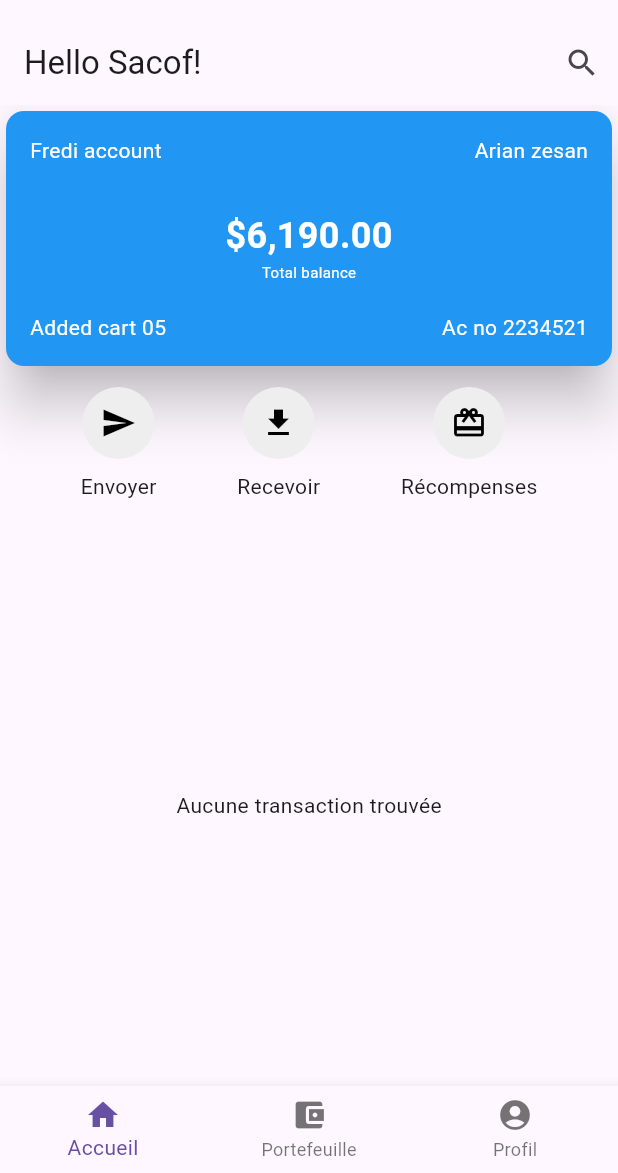
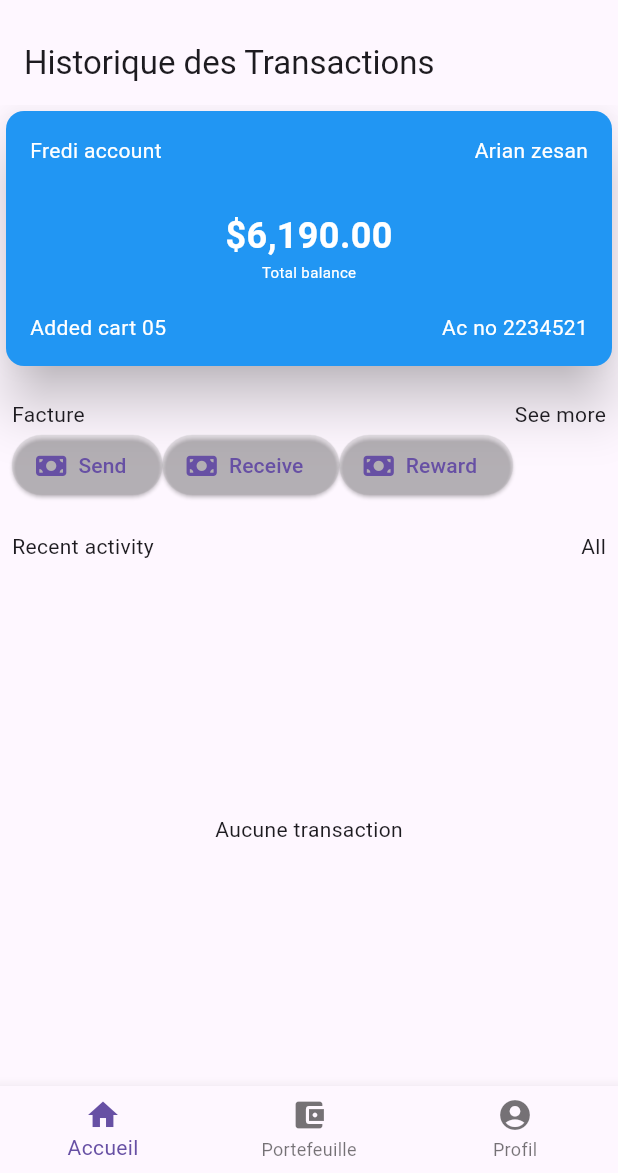
Before and after one commit to VODOUNOUPKEfredi/flutter-_days_2, a Flutter app: the screen it shows after launch, on a phone screen of 412 x 824 dp, the part 63-1236 px from its top. Run offline on Flutter 3.47's test engine with Material 3 defaults, Android fonts, the phone set to English and light mode, and no system bars; our stand-ins replace fl_chart, font_awesome_flutter, sqflite, sqflite_common_ffi; missing offline and left inert: u_credit_card; accounts and stored records are empty.

Commit message:
mise ajour

```diff
--- a/dclic_pay/lib/db_helper.dart
+++ b/dclic_pay/lib/db_helper.dart
@@ -131,4 +131,6 @@ class DbHelper {
     }
     return 0.0;
   }
+
+  static getTransaction() {}
 }
--- a/dclic_pay/lib/homescreen.dart
+++ b/dclic_pay/lib/homescreen.dart
@@ -1,8 +1,7 @@
-
 import 'package:flutter/material.dart';
+import 'package:dclic_pay/db_helper.dart'; // Assure-toi d'importer correctement ton DbHelper
+import 'package:font_awesome_flutter/font_awesome_flutter.dart';
 import 'package:dclic_pay/sendPage.dart';
-import 'package:dclic_pay/db_helper.dart';
-
 
 class HomePage extends StatefulWidget {
   const HomePage({Key? key}) : super(key: key);
@@ -12,28 +11,14 @@ class HomePage extends StatefulWidget {
 }
 
 class _HomePageState extends State<HomePage> {
-  late Future<List<Map<String, dynamic>>> transactions;
-
-  @override
-  void initState() {
-    super.initState();
-    transactions = DbHelper.getTransactions(); // Charger les transactions depuis SQLite
-  }
 
   @override
   Widget build(BuildContext context) {
     return Scaffold(
-      appBar: AppBar(
-        title: const Text("Hello Sacof!"),
-        actions: [
-          IconButton(
-            icon: const Icon(Icons.search),
-            onPressed: () {},
-          ),
-        ],
-      ),
+      appBar: AppBar(title: const Text("Historique des Transactions")),
       body: Column(
         children: [
+          // Ajouter ici tous les autres widgets (comme la carte, les boutons, etc.)
           Card(
             elevation: 15,
             color: Colors.blue,
@@ -44,27 +29,50 @@ class _HomePageState extends State<HomePage> {
                   Row(
                     mainAxisAlignment: MainAxisAlignment.spaceBetween,
                     children: [
-                      Text("Fredi account", style: TextStyle(color: Colors.white)),
-                      Text("Arian zesan", style: TextStyle(color: Colors.white)),
+                      Text(
+                        "Fredi account",
+                        style: TextStyle(color: Colors.white),
+                      ),
+                      Text(
+                        "Arian zesan",
+                        style: TextStyle(color: Colors.white),
+                      ),
                     ],
                   ),
                   SizedBox(height: 30),
                   Center(
                     child: Text(
                       "\$6,190.00", // Remplace par le vrai solde SQLite si nécessaire
-                      style: TextStyle(fontWeight: FontWeight.bold, color: Colors.white, fontSize: 24),
+                      style: TextStyle(
+                        fontWeight: FontWeight.bold,
+                        color: Colors.white,
+                        fontSize: 24,
+                      ),
                     ),
                   ),
                   SizedBox(),
                   Center(
-                    child: Text("Total balance", style: TextStyle(fontWeight: FontWeight.w400, color: Colors.white, fontSize: 10)),
+                    child: Text(
+                      "Total balance",
+                      style: TextStyle(
+                        fontWeight: FontWeight.w400,
+                        color: Colors.white,
+                        fontSize: 10,
+                      ),
+                    ),
                   ),
                   SizedBox(height: 20),
                   Row(
                     mainAxisAlignment: MainAxisAlignment.spaceBetween,
                     children: [
-                      Text("Added cart 05", style: TextStyle(color: Colors.white)),
-                      Text("Ac no 2234521", style: TextStyle(color: Colors.white)),
+                      Text(
+                        "Added cart 05",
+                        style: TextStyle(color: Colors.white),
+                      ),
+                      Text(
+                        "Ac no 2234521",
+                        style: TextStyle(color: Colors.white),
+                      ),
                     ],
                   ),
                 ],
@@ -73,101 +81,121 @@ class _HomePageState extends State<HomePage> {
           ),
           SizedBox(height: 10),
           // Boutons d'actions
+          Padding(
+            padding: const EdgeInsets.all(8.0),
+            child: Column(
+              children: [
                 Row(
-            mainAxisAlignment: MainAxisAlignment.spaceEvenly,
+                  mainAxisAlignment: MainAxisAlignment.spaceBetween,
+                  children: [Text("Facture"), Text("See more")],
+                ),
+
+                Row(
                   children: [
-              _actionButton(
-                icon: Icons.send,
-                label: "Envoyer",
-                onTap: () {
-                  Navigator.push(context, MaterialPageRoute(builder: (context) => const SendPage()));
+                    ElevatedButton.icon(
+                      onPressed: () {
+                        Navigator.push(
+                          context,
+                          MaterialPageRoute(builder: (context) => SendPage()),
+                        );
                       },
+                      icon: FaIcon(FontAwesomeIcons.moneyBill),
+                      label: Text("Send"),
+                      style: ElevatedButton.styleFrom(
+                        backgroundColor: Colors.grey.withAlpha(50),
                       ),
-              _actionButton(
-                icon: Icons.download,
-                label: "Recevoir",
-                onTap: () {},
                     ),
-              _actionButton(
-                icon: Icons.card_giftcard,
-                label: "Récompenses",
-                onTap: () {},
+                     ElevatedButton.icon(
+                      onPressed: () {
+                        Navigator.push(
+                          context,
+                          MaterialPageRoute(builder: (context) => SendPage()),
+                        );
+                      },
+                      icon: FaIcon(FontAwesomeIcons.moneyBill),
+                      label: Text("Receive"),
+                      style: ElevatedButton.styleFrom(
+                        backgroundColor: Colors.grey.withAlpha(50),
+                      ),
+                    ),
+                     ElevatedButton.icon(
+                      onPressed: () {
+                        Navigator.push(
+                          context,
+                          MaterialPageRoute(builder: (context) => SendPage()),
+                        );
+                      },
+                      icon: FaIcon(FontAwesomeIcons.moneyBill),
+                      label: Text("Reward"),
+                      style: ElevatedButton.styleFrom(
+                        backgroundColor: Colors.grey.withAlpha(50),
+                      ),
                     ),
                   ],
                 ),
-          const SizedBox(height: 16),
 
-          // Liste des transactions avec ListView.builder
+                SizedBox(height: 20),
+                Row(
+                  mainAxisAlignment: MainAxisAlignment.spaceBetween,
+                  children: [Text("Recent activity"), Text("All")],
+                ),
+              ],
+            ),
+          ),
+          // Utilisation de FutureBuilder pour attendre la récupération des transactions
           Expanded(
             child: FutureBuilder<List<Map<String, dynamic>>>(
-              future: transactions,
+              future:
+                  DbHelper.getTransactions(), // Appeler la méthode pour récupérer les transactions
               builder: (context, snapshot) {
                 if (snapshot.connectionState == ConnectionState.waiting) {
-                  return Center(child: CircularProgressIndicator()); // Loader en attendant les données
-                } else if (snapshot.hasError) {
-                  return Center(child: Text("Erreur : ${snapshot.error}"));
-                } else if (!snapshot.hasData || snapshot.data!.isEmpty) {
-                  return Center(child: Text("Aucune transaction trouvée"));
-                } else {
+                  return Center(
+                    child: CircularProgressIndicator(),
+                  ); // Afficher un indicateur de chargement pendant la récupération
+                }
+
+                if (snapshot.hasError) {
+                  return Center(child: Text("Erreur: ${snapshot.error}"));
+                }
+
+                if (!snapshot.hasData || snapshot.data!.isEmpty) {
+                  return Center(child: Text("Aucune transaction"));
+                }
+
+                // Récupérer les transactions récupérées
+                List<Map<String, dynamic>> transactions = snapshot.data!;
+
                 return ListView.builder(
-                    itemCount: snapshot.data!.length,
+                  itemCount:
+                      transactions
+                          .length, // Utiliser le nombre d'éléments dans transactions
                   itemBuilder: (context, index) {
-                      final transaction = snapshot.data![index];
-                      bool isReceived = transaction['amount'] > 0; // Déterminer si c'est un envoi ou une réception
-
-                      return GestureDetector(
-                        onTap: () {
-                          Navigator.push(context, MaterialPageRoute(builder: (context) => SendPage()));
-                        },
-                        child: Card(
-                          margin: EdgeInsets.symmetric(horizontal: 16, vertical: 8),
-                          shape: RoundedRectangleBorder(borderRadius: BorderRadius.circular(12)),
-                          elevation: 3,
-                          child: ListTile(
+                    var transaction =
+                        transactions[index]; // Récupérer la transaction
+                    return ListTile(
                       leading: CircleAvatar(
-                              backgroundColor: isReceived ? Colors.green : Colors.red,
-                              child: Icon(
-                                isReceived ? Icons.arrow_downward : Icons.arrow_upward,
-                                color: Colors.white,
+                        backgroundColor: Colors.grey[300],
+                        child: Icon(Icons.person, color: Colors.black),
                       ),
-                            ),
-                            title: Text(transaction['sender'], style: TextStyle(fontWeight: FontWeight.bold)),
-                            subtitle: Text(transaction['date']),
+                      title: Text(
+                        "Sender: ${transaction['sender_id']}",
+                      ), // Afficher l'expéditeur
+                      subtitle: Text(
+                        "Recipient: ${transaction['recipient_id']}",
+                      ), // Afficher le destinataire
                       trailing: Text(
-                              "${transaction['amount']} F CFA",
-                              style: TextStyle(
-                                fontWeight: FontWeight.bold,
-                                color: isReceived ? Colors.green : Colors.red,
-                              ),
-                            ),
-                          ),
-                        ),
+                        "\$${transaction['amount']}",
+                      ), // Afficher le montant
                     );
                   },
                 );
-                }
               },
             ),
           ),
         ],
       ),
-    );
-  }
 
-  Widget _actionButton({required IconData icon, required String label, required VoidCallback onTap}) {
-    return GestureDetector(
-      onTap: onTap,
-      child: Column(
-        children: [
-          CircleAvatar(
-            backgroundColor: Colors.grey[200],
-            radius: 24,
-            child: Icon(icon, color: Colors.black),
-          ),
-          const SizedBox(height: 8),
-          Text(label),
-        ],
-      ),
+      // Section qui charge et affiche les transactions
     );
   }
 }
```
Also changed, not shown: dclic_pay/lib/transactionProvider.dart (deleted, +0 -52 lines). Lines whose indentation alone changed are shown as unchanged.
